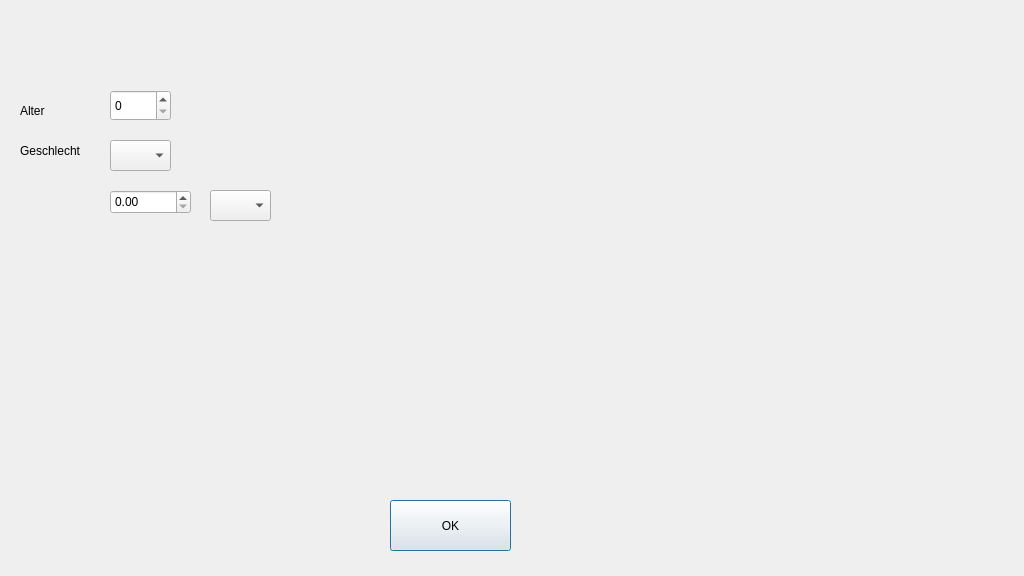
Qt form FrmMain.ui (MusMuss1/CDSS_Hals) before a commit.
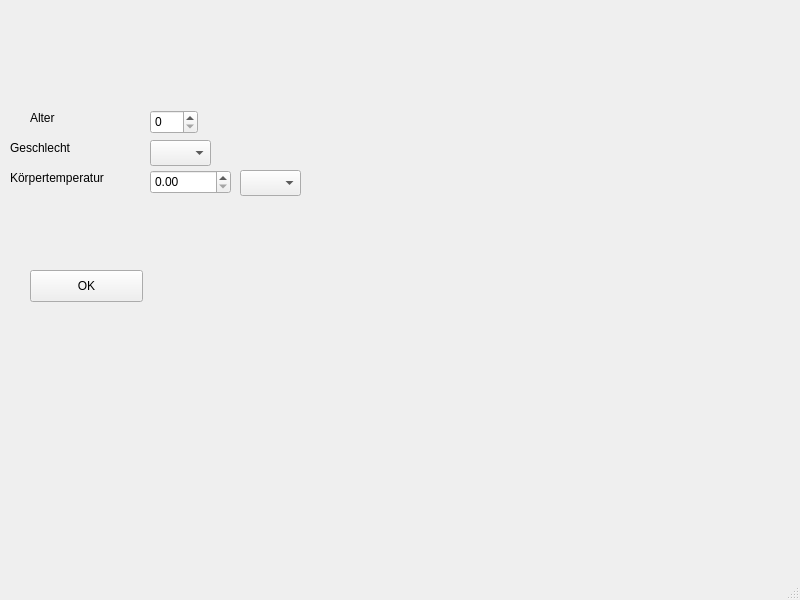
The same form after that commit.

Commit message: Changed QDialog to QMainWindow

What changed in the file:
```diff
--- a/FrmMain.ui
+++ b/FrmMain.ui
@@ -1,48 +1,79 @@
 <?xml version="1.0" encoding="UTF-8"?>
 <ui version="4.0">
- <class>Dialog</class>
- <widget class="QDialog" name="Dialog">
+ <class>MainWindow</class>
+ <widget class="QMainWindow" name="MainWindow">
   <property name="geometry">
    <rect>
     <x>0</x>
     <y>0</y>
-    <width>1024</width>
-    <height>576</height>
+    <width>800</width>
+    <height>600</height>
    </rect>
   </property>
   <property name="windowTitle">
    <string>Dialog</string>
   </property>
+  <widget class="QWidget" name="centralwidget">
   <widget class="QPushButton" name="btnok">
    <property name="geometry">
     <rect>
-     <x>390</x>
-     <y>500</y>
-     <width>121</width>
-     <height>51</height>
+      <x>30</x>
+      <y>270</y>
+      <width>113</width>
+      <height>32</height>
     </rect>
    </property>
    <property name="text">
     <string>OK</string>
    </property>
   </widget>
+   <widget class="QDoubleSpinBox" name="spinboxtemp">
+    <property name="geometry">
+     <rect>
+      <x>150</x>
+      <y>170</y>
+      <width>81</width>
+      <height>24</height>
+     </rect>
+    </property>
+   </widget>
+   <widget class="QSpinBox" name="spinboxage">
+    <property name="geometry">
+     <rect>
+      <x>150</x>
+      <y>110</y>
+      <width>48</width>
+      <height>24</height>
+     </rect>
+    </property>
+   </widget>
+   <widget class="QComboBox" name="cmbgender">
+    <property name="geometry">
+     <rect>
+      <x>150</x>
+      <y>140</y>
+      <width>61</width>
+      <height>26</height>
+     </rect>
+    </property>
+   </widget>
   <widget class="QComboBox" name="cmbfieber">
    <property name="geometry">
     <rect>
-     <x>210</x>
-     <y>190</y>
+      <x>240</x>
+      <y>170</y>
      <width>61</width>
-     <height>31</height>
+      <height>26</height>
     </rect>
    </property>
   </widget>
   <widget class="QLabel" name="label">
    <property name="geometry">
     <rect>
-     <x>20</x>
-     <y>100</y>
-     <width>61</width>
-     <height>21</height>
+      <x>30</x>
+      <y>110</y>
+      <width>60</width>
+      <height>16</height>
     </rect>
    </property>
    <property name="text">
@@ -52,46 +83,41 @@
   <widget class="QLabel" name="label_2">
    <property name="geometry">
     <rect>
-     <x>20</x>
+      <x>10</x>
      <y>140</y>
-     <width>101</width>
-     <height>21</height>
+      <width>81</width>
+      <height>16</height>
     </rect>
    </property>
    <property name="text">
     <string>Geschlecht</string>
    </property>
   </widget>
-  <widget class="QComboBox" name="cmbgender">
+   <widget class="QLabel" name="label_3">
    <property name="geometry">
     <rect>
-     <x>110</x>
-     <y>140</y>
-     <width>61</width>
-     <height>31</height>
-    </rect>
-   </property>
-  </widget>
-  <widget class="QSpinBox" name="spinboxage">
-   <property name="geometry">
-    <rect>
-     <x>110</x>
-     <y>90</y>
-     <width>61</width>
-     <height>31</height>
-    </rect>
-   </property>
-  </widget>
-  <widget class="QDoubleSpinBox" name="spinboxtemp">
+      <x>10</x>
+      <y>170</y>
+      <width>111</width>
+      <height>16</height>
+     </rect>
+    </property>
+    <property name="text">
+     <string>Körpertemperatur</string>
+    </property>
+   </widget>
+  </widget>
+  <widget class="QMenuBar" name="menubar">
    <property name="geometry">
     <rect>
-     <x>110</x>
-     <y>190</y>
-     <width>81</width>
+     <x>0</x>
+     <y>0</y>
+     <width>800</width>
      <height>24</height>
     </rect>
    </property>
   </widget>
+  <widget class="QStatusBar" name="statusbar"/>
  </widget>
  <resources/>
  <connections/>
```
Left out of the diff: 2 changed lines with no effect on the pictures. Lines whose indentation alone changed are shown as unchanged. The commit also changes 2 other files.
